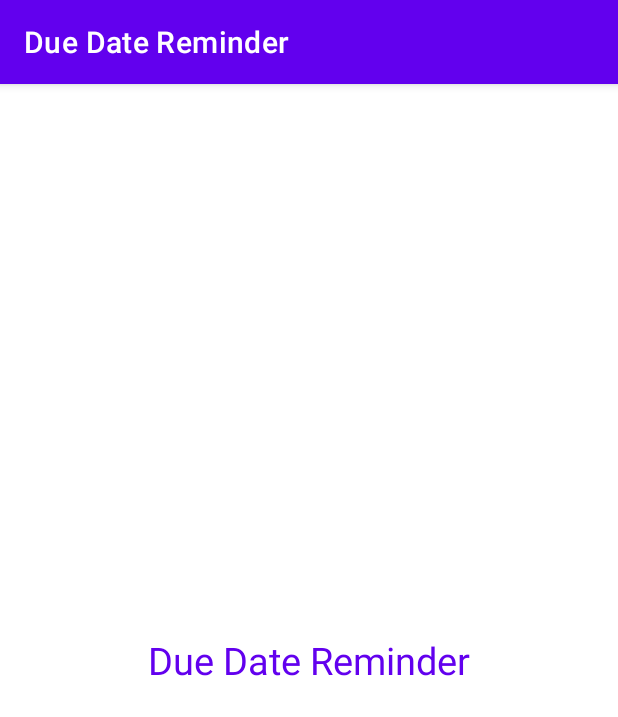
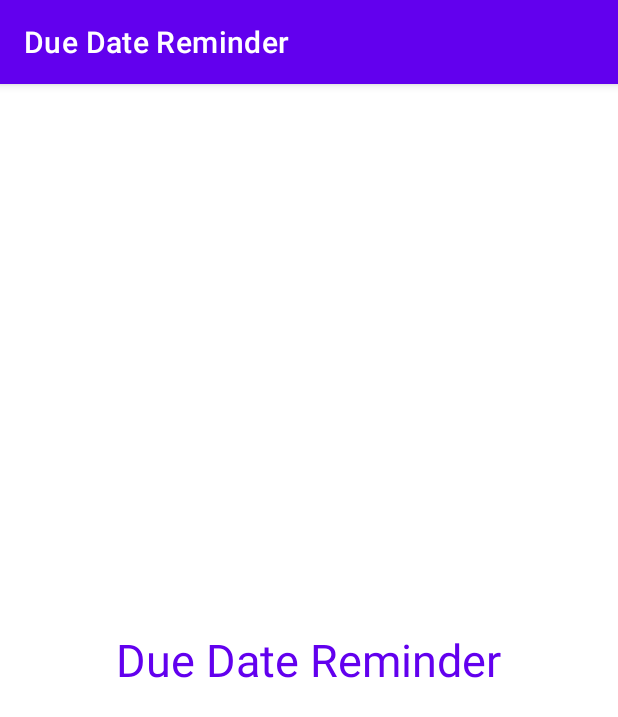
Before and after one commit to KateUmesh/DueDateReminder, an Android app: the screen it shows after launch (SplashActivity), on a phone screen of 412 x 824 dp. Shown: the top 717 px of the screen. Run offline under Robolectric (Android 15) with nearby library versions, the light colour scheme and no system bars.

Commit message:
Splash Activity Created

```diff
--- a/app/src/main/res/layout/activity_splash.xml
+++ b/app/src/main/res/layout/activity_splash.xml
@@ -17,7 +17,7 @@
             android:layout_width="wrap_content"
             android:layout_height="wrap_content"
             android:text="@string/app_name"
-            android:textSize="25dp"
+            android:textSize="30dp"
             android:textColor="@color/design_default_color_primary"
             />
 
```
